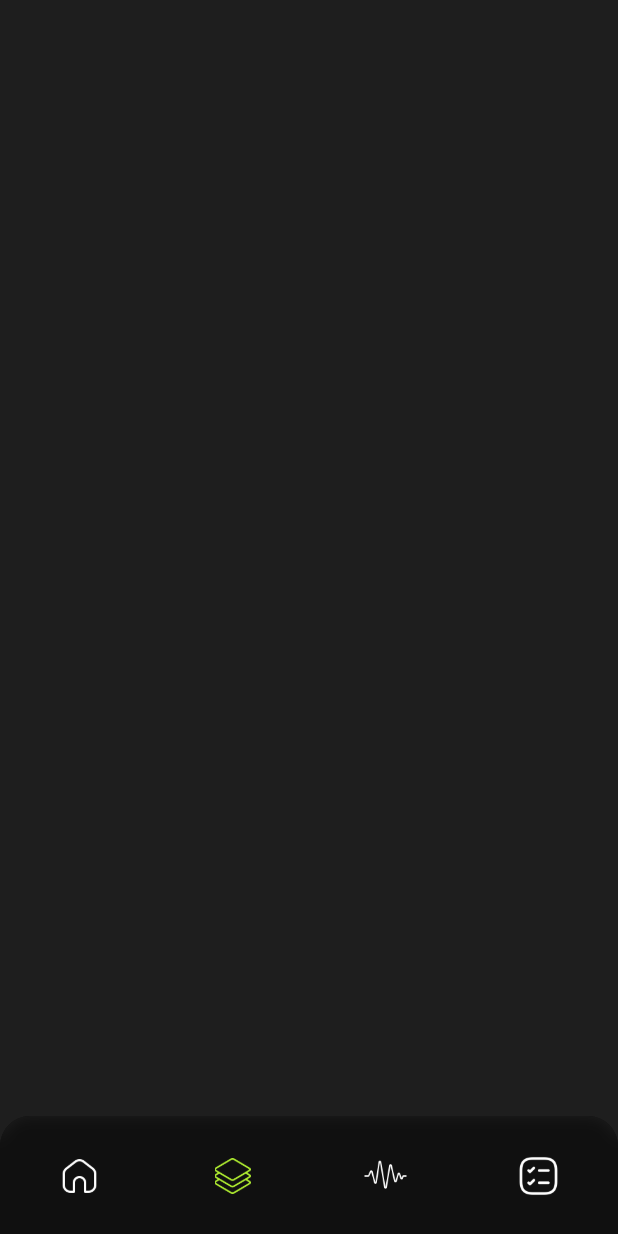
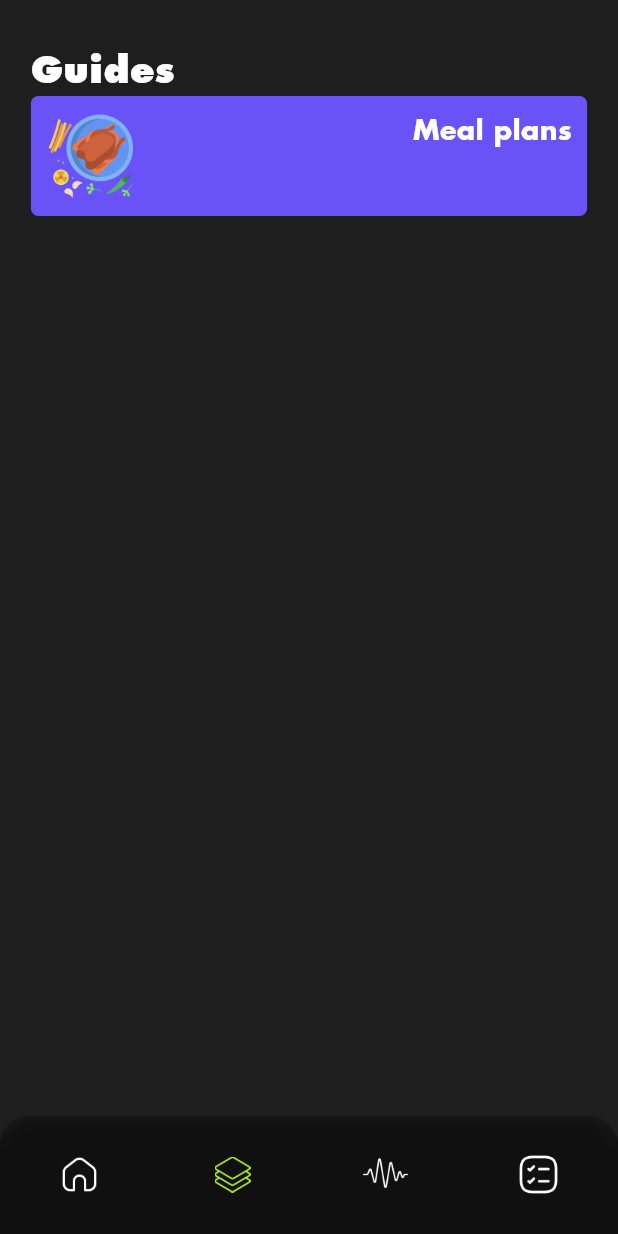
Before and after one commit to Salim-Ali-94/neutrino, a Flutter app: the screen it shows after launch, item 2 of the bottom bar chosen, on a phone screen of 412 x 824 dp. Run offline on Flutter 3.47's test engine with Material 2 defaults, Android fonts, the phone set to English and light mode, and no system bars; our stand-ins replace fl_chart, liquid_progress_indicator_v2.

Commit message:
placed an option card on the advisor screen

```diff
--- a/lib/screens/advisor.dart
+++ b/lib/screens/advisor.dart
@@ -1,5 +1,6 @@
 import "package:flutter/material.dart";
 import "package:neutrino/utility/constants.dart";
+import "package:neutrino/widgets/option_card.dart";
 
 
 class Advisor extends StatelessWidget {
@@ -9,7 +10,11 @@ class Advisor extends StatelessWidget {
   @override
   Widget build(BuildContext context) {
 
-    return Scaffold(backgroundColor: granite);
+    final screenWidth = MediaQuery.of(context).size.width;
+
+    return Scaffold(backgroundColor: granite,
+                    body: SingleChildScrollView(physics: BouncingScrollPhysics(parent: AlwaysScrollableScrollPhysics()),
+                                                child: Column(crossAxisAlignment: CrossAxisAlignment.start, children: [Container(margin: EdgeInsets.only(top: 30, left: screenWidth*0.05), child: Text("Guides", style: TextStyle(color: Colors.white, fontFamily: "Futura", fontSize: 24, fontWeight: FontWeight.w900))), OptionCard()])));
 
   }
 
--- a/lib/widgets/nav_bar.dart
+++ b/lib/widgets/nav_bar.dart
@@ -21,7 +21,7 @@ class BottomNavBar extends StatelessWidget {
                                             currentIndex: tab,
                                             items: [BottomNavigationBarItem(icon: (tab == 0) ? ColorFiltered(colorFilter: ColorFilter.mode(nature, BlendMode.srcATop), child: Image.asset("assets/icons/house.png", width: 24)) : Image.asset("assets/icons/house.png", width: 24), label: ""),
                                                     BottomNavigationBarItem(icon: (tab == 1) ? ColorFiltered(colorFilter: ColorFilter.mode(nature, BlendMode.srcATop), child: Image.asset("assets/icons/stack.png", width: 24)) : Image.asset("assets/icons/stack.png", width: 24), label: ""),
-                                                    BottomNavigationBarItem(icon: (tab == 2) ? ColorFiltered(colorFilter: ColorFilter.mode(nature, BlendMode.srcATop), child: Image.asset("assets/icons/stats.png", width: 30)) : Image.asset("assets/icons/stats.png", width: 30), label: ""),
+                                                    BottomNavigationBarItem(icon: (tab == 2) ? ColorFiltered(colorFilter: ColorFilter.mode(nature, BlendMode.srcATop), child: Image.asset("assets/icons/stats.png", width: 32)) : Image.asset("assets/icons/stats.png", width: 32), label: ""),
                                                     BottomNavigationBarItem(icon: (tab == 3) ? ColorFiltered(colorFilter: ColorFilter.mode(nature, BlendMode.srcATop), child: Image.asset("assets/icons/details.png", width: 28)) : Image.asset("assets/icons/details.png", width: 28), label: "")]));
 
   }
--- /dev/null
+++ b/lib/widgets/option_card.dart
@@ -0,0 +1,25 @@
+import "package:flutter/material.dart";
+import "package:neutrino/utility/constants.dart";
+// safeareaview
+
+
+class OptionCard extends StatelessWidget {
+
+  OptionCard({ super.key });
+
+  @override
+  Widget build(BuildContext context) {
+
+    final screenWidth = MediaQuery.of(context).size.width;
+
+    // return Container(width: screenWidth*0.9, height: 100, padding: const EdgeInsets.all(10),
+    return Center(child: Container(width: screenWidth*0.9, height: 80, padding: const EdgeInsets.all(10),
+                     decoration: BoxDecoration(color: blue, borderRadius: BorderRadius.all(Radius.circular(5))),
+                    //  decoration: BoxDecoration(color: nectarine, borderRadius: BorderRadius.all(Radius.circular(10))),
+                     child: Row(mainAxisAlignment: MainAxisAlignment.spaceBetween, crossAxisAlignment: CrossAxisAlignment.start,
+                                children: [Image.asset("assets/icons/meal.png"), Text("Meal plans", style: TextStyle(color: Colors.white, fontFamily: "Futura", fontWeight: FontWeight.w700, fontSize: 18))])));
+                                // children: [Image.asset("assets/icons/meal.png"), Text("Meal plan", style: TextStyle(color: granite, fontFamily: "Futura", fontWeight: FontWeight.w500, fontSize: 18))]));
+
+  }
+
+}
```
